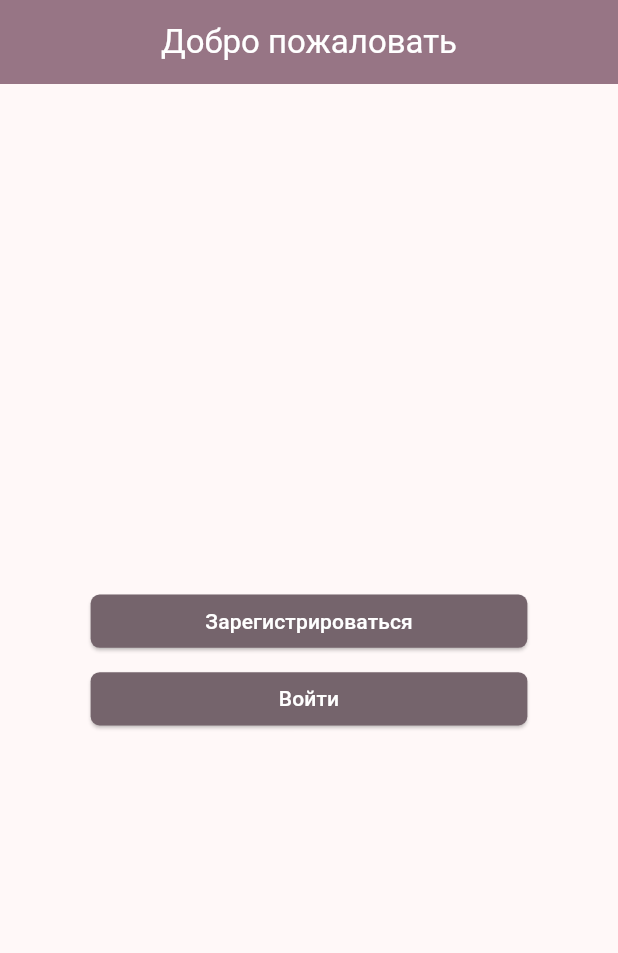
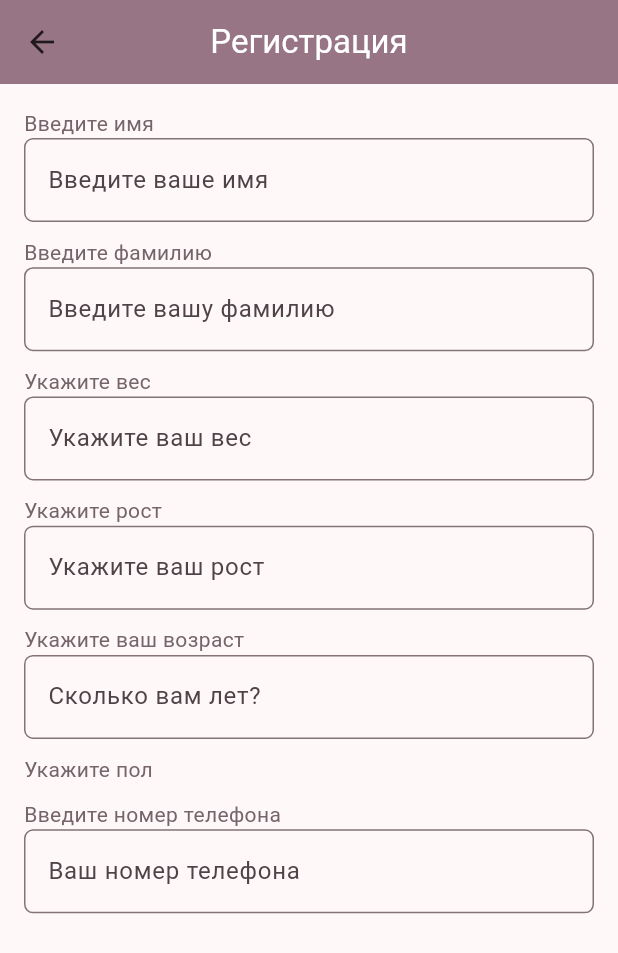
Before and after one commit to Endliar/jalur_application, a Flutter app: the screen it shows after launch, after a tap on "Зарегистрироваться", on a phone screen of 412 x 824 dp. Shown: the top 953 px of the screen. Run offline on Flutter 3.47's test engine with Material 3 defaults, Android fonts, the phone set to English and light mode, and no system bars; our stand-ins replace flutter_bloc, mask_text_input_formatter.

Commit message:
Создал тестовую loginPage

```diff
--- a/lib/bloc/counter_bloc.dart
+++ /dev/null
@@ -1,25 +0,0 @@
-import 'package:flutter_bloc/flutter_bloc.dart';
-
-enum CounterEvent { increment, decrement }
-
-class CounterState {
-  final int value;
-  CounterState(this.value);
-}
-
-class CounterBloc extends Bloc<CounterEvent, CounterState> {
-  CounterBloc() : super(CounterState(0)) {
-    on<CounterEvent>(
-      (event, emit) {
-        switch (event) {
-          case CounterEvent.increment:
-            emit(CounterState(state.value + 1));
-            break;
-          case CounterEvent.decrement:
-            emit(CounterState(state.value - 1));
-            break;
-        }
-      },
-    );
-  }
-}
--- /dev/null
+++ b/lib/bloc/login_page/login_bloc.dart
@@ -0,0 +1,22 @@
+import 'package:flutter_bloc/flutter_bloc.dart';
+import 'package:jalur/bloc/login_page/login_event.dart';
+import 'package:jalur/bloc/login_page/login_state.dart';
+
+class LoginBloc extends Bloc<LoginEvent, LoginState> {
+  LoginBloc() : super(InitialState()) {
+    on<SendVerificationCodeEvent>((event, emit) async {
+      if (event.phoneNumber != null && event.phoneNumber!.isNotEmpty) {
+        emit(CodeSentState());
+      } else {
+        emit(LoginErrorState("Не указан номер телефона"));
+      }
+    });
+    on<LoginWithCodeEvent>((event, emit) async {
+      if (event.smsCode != null && event.smsCode!.isNotEmpty) {
+        emit(LoginSuccessState());
+      } else {
+        emit(LoginErrorState("Не указан SMS код"));
+      }
+    });
+  }
+}
--- /dev/null
+++ b/lib/bloc/login_page/login_event.dart
@@ -0,0 +1,11 @@
+abstract class LoginEvent {}
+
+class SendVerificationCodeEvent extends LoginEvent {
+  final String? phoneNumber;
+  SendVerificationCodeEvent(this.phoneNumber);
+}
+
+class LoginWithCodeEvent extends LoginEvent {
+  final String? smsCode;
+  LoginWithCodeEvent(this.smsCode);
+}
--- /dev/null
+++ b/lib/bloc/login_page/login_state.dart
@@ -0,0 +1,14 @@
+abstract class LoginState {}
+
+class InitialState extends LoginState {}
+
+class CodeSentState extends LoginState {}
+
+class LoginLoadingState extends LoginState {}
+
+class LoginSuccessState extends LoginState {}
+
+class LoginErrorState extends LoginState {
+  final String error;
+  LoginErrorState(this.error);
+}
--- /dev/null
+++ b/lib/helpers/routes.dart
@@ -0,0 +1,32 @@
+import 'package:flutter/material.dart';
+import 'package:flutter_bloc/flutter_bloc.dart';
+import 'package:jalur/bloc/login_page/login_bloc.dart';
+import 'package:jalur/views/login/login_page.dart';
+import 'package:jalur/views/registration/registration_page.dart';
+import 'package:jalur/views/welcome_page/welcome_page.dart';
+
+class Routes {
+  static const String home = '/home';
+  static const String login = '/login';
+  static const String regin = '/regin';
+
+  static Route<dynamic> generateRoute(RouteSettings settings) {
+    switch (settings.name) {
+      case home:
+        return MaterialPageRoute(builder: (_) => const WelcomePage());
+      case login:
+        return MaterialPageRoute(
+            builder: (context) => BlocProvider(
+                create: (context) => LoginBloc(), child: const LoginPage()));
+      case regin:
+        return MaterialPageRoute(builder: (_) => const RegistrationPage());
+      default:
+        return MaterialPageRoute(
+            builder: (_) => const Scaffold(
+                  body: Center(
+                    child: Text("Ошибка, маршрут не найден"),
+                  ),
+                ));
+    }
+  }
+}
--- a/lib/main.dart
+++ b/lib/main.dart
@@ -1,8 +1,9 @@
 import 'package:flutter/material.dart';
 import 'package:flutter_bloc/flutter_bloc.dart';
-import 'package:jalur/bloc/counter_bloc.dart';
+import 'package:jalur/bloc/login_page/login_bloc.dart';
 import 'package:jalur/helpers/colors.dart';
-import 'package:jalur/views/login/login_page.dart';
+import 'package:jalur/helpers/routes.dart';
+import 'package:jalur/views/welcome_page/welcome_page.dart';
 
 void main() {
   runApp(const MyApp());
@@ -17,14 +18,15 @@ class MyApp extends StatelessWidget {
     return MaterialApp(
       debugShowCheckedModeBanner: false,
       title: 'Flutter Demo',
+      onGenerateRoute: Routes.generateRoute,
       theme: ThemeData(
         colorScheme: ColorScheme.fromSeed(seedColor: kPrimaryColor),
         textTheme: const TextTheme(bodyMedium: TextStyle(color: kTextColor)),
         useMaterial3: true,
       ),
       home: BlocProvider(
-        create: (context) => CounterBloc(),
-        child: const LoginPage(),
+        create: (context) => LoginBloc(),
+        child: const WelcomePage(),
       ),
     );
   }
--- a/lib/views/login/login_page.dart
+++ b/lib/views/login/login_page.dart
@@ -1,65 +1,117 @@
 import 'package:flutter/material.dart';
-import 'package:jalur/helpers/colors.dart';
+import 'package:flutter_bloc/flutter_bloc.dart';
+import 'package:jalur/bloc/login_page/login_bloc.dart';
+import 'package:jalur/bloc/login_page/login_state.dart';
 import 'package:jalur/helpers/size_config.dart';
+import 'package:mask_text_input_formatter/mask_text_input_formatter.dart';
 
-class LoginPage extends StatelessWidget {
+import '../../helpers/colors.dart';
+
+class LoginPage extends StatefulWidget {
   const LoginPage({super.key});
 
   @override
+  State<LoginPage> createState() => _LoginPageState();
+}
+
+class _LoginPageState extends State<LoginPage> {
+  bool _sendCode = false;
+  late TextEditingController _phoneController;
+  final _smsCodeController = TextEditingController();
+  late MaskTextInputFormatter _phoneInputFormatter;
+
+  @override
+  void initState() {
+    super.initState();
+    _phoneInputFormatter = MaskTextInputFormatter(
+        mask: '+# (###) ###-##-##',
+        filter: {"#": RegExp(r'[0-9]')},
+        type: MaskAutoCompletionType.lazy);
+    _phoneController = TextEditingController();
+    _phoneController.addListener(_onPhoneTextChanged);
+  }
+
+  @override
+  void dispose() {
+    super.dispose();
+    _phoneController.removeListener(_onPhoneTextChanged);
+    _phoneController.dispose();
+    _smsCodeController.dispose();
+  }
+
+  void _onPhoneTextChanged() {}
+
+  void _sendVerificationCode() {
+    if (_phoneInputFormatter.isFill()) {
+      setState(() {
+        _sendCode = true;
+      });
+    }
+  }
+
+  void _login() {}
+
+  @override
   Widget build(BuildContext context) {
-    SizeConfig().init(context);
+    final LoginBloc loginBloc = BlocProvider.of<LoginBloc>(context);
     return Scaffold(
         appBar: AppBar(
           backgroundColor: kSecondaryColor,
           title: const Text(
-            "Добро пожаловать",
+            "Авторизация",
             style: TextStyle(color: Colors.white),
           ),
           centerTitle: true,
         ),
-        body: Container(
-          alignment: Alignment.center,
+        body: BlocListener<LoginBloc, LoginState>(
+          listener: (context, state) {
+            if (state is LoginErrorState) {
+              ScaffoldMessenger.of(context)
+                  .showSnackBar(SnackBar(content: Text(state.error)));
+            } else if (state is LoginSuccessState) {}
+          },
+          child: BlocBuilder<LoginBloc, LoginState>(
+            builder: (context, state) {
+              return Padding(
+                padding: const EdgeInsets.all(16.0),
                 child: Column(
-            mainAxisAlignment: MainAxisAlignment.center,
-            children: [
-              SizedBox(
-                height: getProportionateScreenHeight(35),
-                width: getProportionateScreenWidth(265),
-                child: ElevatedButton(
-                  onPressed: () {},
-                  style: ButtonStyle(
-                      backgroundColor:
-                          MaterialStateProperty.all<Color>(kPrimaryColor),
-                      shape: MaterialStateProperty.all<RoundedRectangleBorder>(
-                          RoundedRectangleBorder(
-                              borderRadius: BorderRadius.circular(6)))),
-                  child: const Text(
-                    "Зарегистрироваться",
-                    style: TextStyle(color: Colors.white),
-                  ),
-                ),
+                  crossAxisAlignment: CrossAxisAlignment.center,
+                  children: <Widget>[
+                    TextField(
+                      controller: _phoneController,
+                      inputFormatters: [_phoneInputFormatter],
+                      decoration: const InputDecoration(
+                          hintText: "Введите номер телефона"),
+                      keyboardType: TextInputType.phone,
                     ),
                     SizedBox(
-                height: getProportionateScreenHeight(16),
+                      height: getProportionateScreenHeight(16.0),
+                    ),
+                    _sendCode
+                        ? TextField(
+                            controller: _smsCodeController,
+                            decoration:
+                                const InputDecoration(hintText: "Введите код"),
+                          )
+                        : SizedBox(
+                            height: getProportionateScreenHeight(16.0),
                           ),
                     SizedBox(
-                  height: getProportionateScreenHeight(35),
-                  width: getProportionateScreenWidth(265),
-                  child: ElevatedButton(
-                    onPressed: () {},
-                    style: ButtonStyle(
-                        backgroundColor:
-                            MaterialStateProperty.all<Color>(kPrimaryColor),
-                        shape:
-                            MaterialStateProperty.all<RoundedRectangleBorder>(
-                                RoundedRectangleBorder(
-                                    borderRadius: BorderRadius.circular(6)))),
-                    child: const Text(
-                      "Войти",
-                      style: TextStyle(color: Colors.white),
+                      height: getProportionateScreenHeight(16.0),
                     ),
-                  )),
+                    ElevatedButton(
+                        onPressed: state is LoginLoadingState
+                            ? null
+                            : _sendCode
+                                ? _login
+                                : _sendVerificationCode,
+                        child: state is LoginLoadingState
+                            ? const CircularProgressIndicator()
+                            : Text(_sendCode ? "Войти" : "Отправить код"))
                   ],
+                ),
+              );
+            },
           ),
         ));
   }
--- /dev/null
+++ b/lib/views/registration/registration_page.dart
@@ -0,0 +1,64 @@
+import 'package:flutter/material.dart';
+import 'package:jalur/helpers/size_config.dart';
+
+import '../../helpers/colors.dart';
+import '../../widgets/default_text_field.dart';
+import '../../widgets/default_text_header.dart';
+
+class RegistrationPage extends StatelessWidget {
+  const RegistrationPage({super.key});
+
+  @override
+  Widget build(BuildContext context) {
+    return Scaffold(
+        appBar: AppBar(
+          backgroundColor: kSecondaryColor,
+          title: const Text(
+            "Регистрация",
+            style: TextStyle(color: Colors.white),
+          ),
+          centerTitle: true,
+        ),
+        body: SingleChildScrollView(
+          child: Padding(
+            padding: const EdgeInsets.all(16.0),
+            child: Column(
+              crossAxisAlignment: CrossAxisAlignment.stretch,
+              children: [
+                headerText("Введите имя"),
+                defaultTextField("Введите ваше имя"),
+                SizedBox(
+                  height: getProportionateScreenHeight(10.0),
+                ),
+                headerText("Введите фамилию"),
+                defaultTextField("Введите вашу фамилию"),
+                SizedBox(
+                  height: getProportionateScreenHeight(10.0),
+                ),
+                headerText("Укажите вес"),
+                defaultTextField("Укажите ваш вес"),
+                SizedBox(
+                  height: getProportionateScreenHeight(10.0),
+                ),
+                headerText("Укажите рост"),
+                defaultTextField("Укажите ваш рост"),
+                SizedBox(
+                  height: getProportionateScreenHeight(10.0),
+                ),
+                headerText("Укажите ваш возраст"),
+                defaultTextField("Сколько вам лет?"),
+                SizedBox(
+                  height: getProportionateScreenHeight(10.0),
+                ),
+                headerText("Укажите пол"),
+                SizedBox(
+                  height: getProportionateScreenHeight(10.0),
+                ),
+                headerText("Введите номер телефона"),
+                defaultTextField("Ваш номер телефона"),
+              ],
+            ),
+          ),
+        ));
+  }
+}
--- /dev/null
+++ b/lib/views/welcome_page/components/default_navigator_button.dart
@@ -0,0 +1,35 @@
+// ignore_for_file: public_member_api_docs, sort_constructors_first
+import 'package:flutter/material.dart';
+
+import '../../../helpers/colors.dart';
+import '../../../helpers/size_config.dart';
+
+class DefualtNavigatorButton extends StatelessWidget {
+  final VoidCallback onPressed;
+  final String text;
+  const DefualtNavigatorButton({
+    Key? key,
+    required this.onPressed,
+    required this.text,
+  }) : super(key: key);
+
+  @override
+  Widget build(BuildContext context) {
+    return SizedBox(
+      height: getProportionateScreenHeight(35),
+      width: getProportionateScreenWidth(265),
+      child: ElevatedButton(
+        onPressed: onPressed,
+        style: ButtonStyle(
+            backgroundColor: MaterialStateProperty.all<Color>(kPrimaryColor),
+            shape: MaterialStateProperty.all<RoundedRectangleBorder>(
+                RoundedRectangleBorder(
+                    borderRadius: BorderRadius.circular(6)))),
+        child: Text(
+          text,
+          style: const TextStyle(color: Colors.white),
+        ),
+      ),
+    );
+  }
+}
--- /dev/null
+++ b/lib/views/welcome_page/welcome_page.dart
@@ -0,0 +1,45 @@
+import 'package:flutter/material.dart';
+import 'package:jalur/helpers/routes.dart';
+import 'package:jalur/views/welcome_page/components/default_navigator_button.dart';
+
+import '../../helpers/colors.dart';
+import '../../helpers/size_config.dart';
+
+class WelcomePage extends StatelessWidget {
+  const WelcomePage({super.key});
+
+  @override
+  Widget build(BuildContext context) {
+    SizeConfig().init(context);
+    return Scaffold(
+        appBar: AppBar(
+          backgroundColor: kSecondaryColor,
+          title: const Text(
+            "Добро пожаловать",
+            style: TextStyle(color: Colors.white),
+          ),
+          centerTitle: true,
+        ),
+        body: Container(
+          alignment: Alignment.center,
+          child: Column(
+            mainAxisAlignment: MainAxisAlignment.center,
+            children: [
+              DefualtNavigatorButton(
+                  onPressed: () {
+                    Navigator.pushNamed(context, Routes.regin);
+                  },
+                  text: "Зарегистрироваться"),
+              SizedBox(
+                height: getProportionateScreenHeight(16),
+              ),
+              DefualtNavigatorButton(
+                  onPressed: () {
+                    Navigator.pushNamed(context, Routes.login);
+                  },
+                  text: "Вход")
+            ],
+          ),
+        ));
+  }
+}
--- /dev/null
+++ b/lib/widgets/default_text_field.dart
@@ -0,0 +1,9 @@
+import 'package:flutter/material.dart';
+
+TextField defaultTextField(String text) {
+  return TextField(
+    decoration: InputDecoration(
+        hintText: text,
+        border: OutlineInputBorder(borderRadius: BorderRadius.circular(6))),
+  );
+}
--- /dev/null
+++ b/lib/widgets/default_text_header.dart
@@ -0,0 +1,3 @@
+import 'package:flutter/material.dart';
+
+Text headerText(String text) => Text(text);
--- a/pubspec.yaml
+++ b/pubspec.yaml
@@ -36,6 +36,7 @@ dependencies:
   # Use with the CupertinoIcons class for iOS style icons.
   cupertino_icons: ^1.0.2
   flutter_bloc: ^8.1.3
+  mask_text_input_formatter: ^2.7.0
 
 dev_dependencies:
   flutter_test:
```
Also changed, not shown: pubspec.lock, 1 other file. Lines whose indentation alone changed are shown as unchanged.
